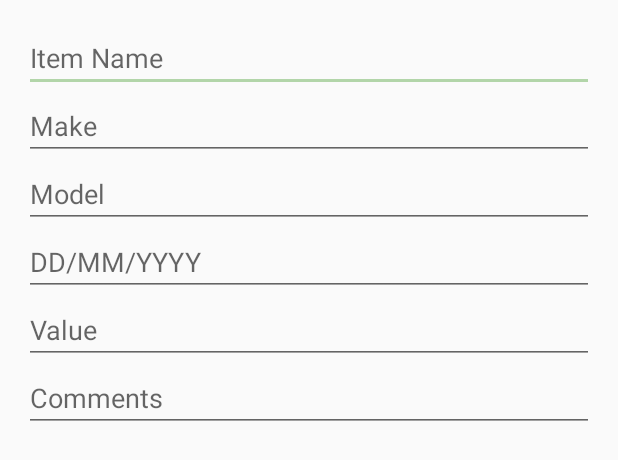
After one commit to CMPUT301F23T09/Bread-Heads, an Android app: the layout edit_item_layout.xml on its own in the app's theme, with its tools: preview values and no code run, on a phone screen of 412 x 824 dp. The commit adds this screen. Shown: the top 460 px of the screen. Run offline under Robolectric (Android 15) with nearby library versions, the phone set to English and light mode, and no system bars.

Commit message:
added functionality for edit button still need to add validation of entries but other than that it works also need to add tests but I will do that after I add the validation and the delete button

```diff
--- a/app/app/src/main/java/com/example/breadheadsinventorymanager/MainActivity.java
+++ b/app/app/src/main/java/com/example/breadheadsinventorymanager/MainActivity.java
@@ -111,6 +111,12 @@ public class MainActivity extends AppCompatActivity implements AddItemFragment.O
                 itemListView.setAdapter(itemArrayAdapter);
             }
         });
+    }
+
+    @Override
+    protected void onResume() {
+        super.onResume();
+        updateList();
     }
 
     @Override
--- /dev/null
+++ b/app/app/src/main/res/layout/edit_item_layout.xml
@@ -0,0 +1,78 @@
+<?xml version="1.0" encoding="utf-8"?>
+<LinearLayout
+    xmlns:android="http://schemas.android.com/apk/res/android"
+    xmlns:app="http://schemas.android.com/apk/res-auto"
+    xmlns:tools="http://schemas.android.com/tools"
+    android:layout_width="match_parent"
+    android:layout_height="match_parent"
+    android:orientation="vertical"
+    android:padding="16dp">
+
+    <EditText
+        android:id="@+id/edit_item_name_text"
+        android:layout_width="match_parent"
+        android:layout_height="wrap_content"
+        android:ems="10"
+        android:hint="@string/item_name"
+        android:inputType="textPersonName"
+        tools:ignore="TouchTargetSizeCheck" />
+
+    <EditText
+        android:id="@+id/edit_item_make_text"
+        android:layout_width="match_parent"
+        android:layout_height="wrap_content"
+        android:ems="10"
+        android:hint="@string/make"
+        android:inputType="textPersonName"
+        tools:ignore="TouchTargetSizeCheck" />
+
+    <EditText
+        android:id="@+id/edit_item_model_text"
+        android:layout_width="match_parent"
+        android:layout_height="wrap_content"
+        android:ems="10"
+        android:hint="@string/model"
+        android:inputType="textPersonName"
+        tools:ignore="TouchTargetSizeCheck" />
+
+    <EditText
+        android:id="@+id/edit_item_acquisition_date_text"
+        android:layout_width="match_parent"
+        android:layout_height="wrap_content"
+        android:ems="10"
+        android:hint="@string/dd_mm_yyyy"
+        android:inputType="datetime"
+        android:maxLength="10"
+        tools:ignore="TouchTargetSizeCheck" />
+
+    <EditText
+        android:id="@+id/edit_item_value_text"
+        android:layout_width="match_parent"
+        android:layout_height="wrap_content"
+        android:digits="0123456789."
+        android:ems="10"
+        android:hint="@string/value"
+        android:inputType="numberDecimal"
+        tools:ignore="TouchTargetSizeCheck" />
+
+    <EditText
+        android:id="@+id/edit_item_comments_text"
+        android:layout_width="match_parent"
+        android:layout_height="wrap_content"
+        android:ems="10"
+        android:hint="@string/comments"
+        android:inputType="textPersonName"
+        tools:ignore="TouchTargetSizeCheck" />
+
+
+
+    <TextView
+        android:id="@+id/edit_error_text_message"
+        android:layout_width="match_parent"
+        android:layout_height="wrap_content"
+        android:text=""
+        android:gravity="center"
+        android:visibility="gone"
+        android:textColor="@color/tomato_red" />
+
+</LinearLayout>
--- a/app/app/src/main/res/values/strings.xml
+++ b/app/app/src/main/res/values/strings.xml
@@ -35,4 +35,8 @@
     <string name="delete_item">delete item</string>
     <string name="filter_date_button_text">Filter</string>
     <string name="date_in_future">Date is in the future!</string>
+    <string name="save">save</string>
+    <string name="cancel">cancel</string>
+    <!-- TODO: Remove or change this placeholder text -->
+    <string name="hello_blank_fragment">Hello blank fragment</string>
 </resources>
```
Also changed, not shown: app/app/src/main/java/com/example/breadheadsinventorymanager/EditItemFragment.java (added, +144 -0 lines), app/app/src/main/java/com/example/breadheadsinventorymanager/ItemDetailsActivity.java (+60 -1 lines).
